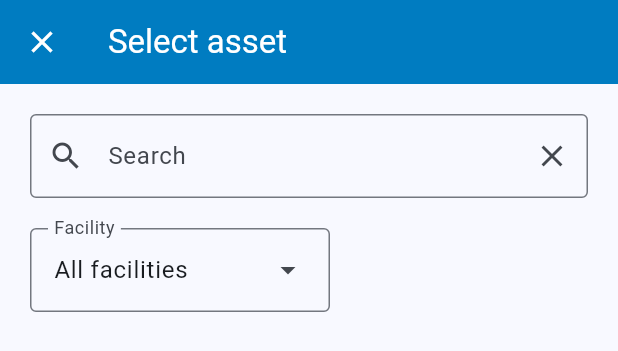
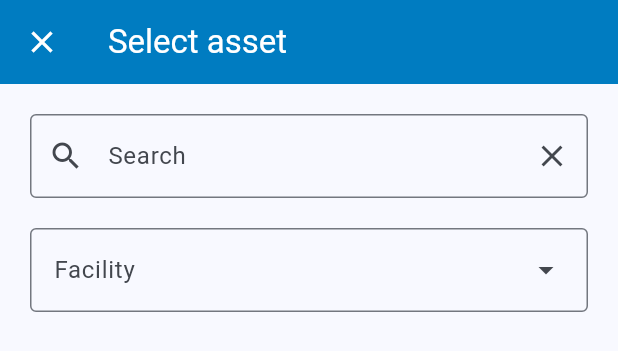
Before and after one commit to kjacmenja21/indoorlocalization_mobile_app, a Flutter app: the SelectAssetDialog widget shown alone on an empty page, opened directly with empty values, on a phone screen of 412 x 824 dp. Shown: the top 351 px of the screen. Run offline on Flutter 3.47's test engine with Material 3 defaults, Android fonts, the phone set to English and light mode, and no system bars; our stand-ins replace fl_chart, flutter_svg, font_awesome_flutter, go_router, multicast_dns, shared_preferences; missing offline and left inert: mqtt_client; accounts and stored records are empty; network calls fail.

Commit message:
Improve facility DropdownMenu on select asset dialog

```diff
--- a/il_app/lib/ui/widgets/select_asset_dialog.dart
+++ b/il_app/lib/ui/widgets/select_asset_dialog.dart
@@ -125,17 +125,18 @@ class _SelectAssetDialogState extends State<SelectAssetDialog> {
   Widget createFacilityMenu() {
     return DropdownMenu<FloorMap?>(
       label: const Text('Facility'),
-      width: 200,
       enableSearch: false,
       requestFocusOnTap: false,
       enableFilter: false,
+      expandedInsets: const EdgeInsets.all(0),
       onSelected: (value) {
         setFloorMapFilter(value);
       },
       dropdownMenuEntries: [
         const DropdownMenuEntry(
           value: null,
-          label: 'All facilities',
+          label: '',
+          labelWidget: Text('Show all facilities'),
           leadingIcon: FaIcon(FontAwesomeIcons.building),
         ),
         ...floorMaps.map((e) {
```
